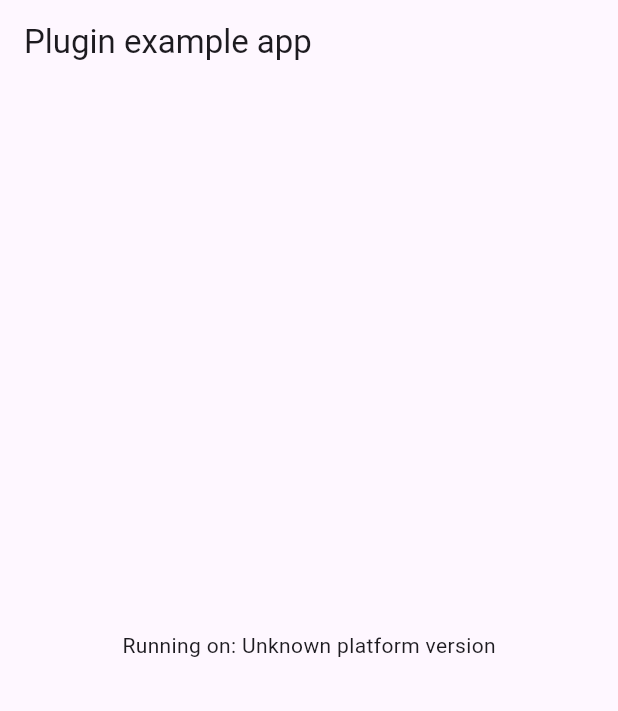
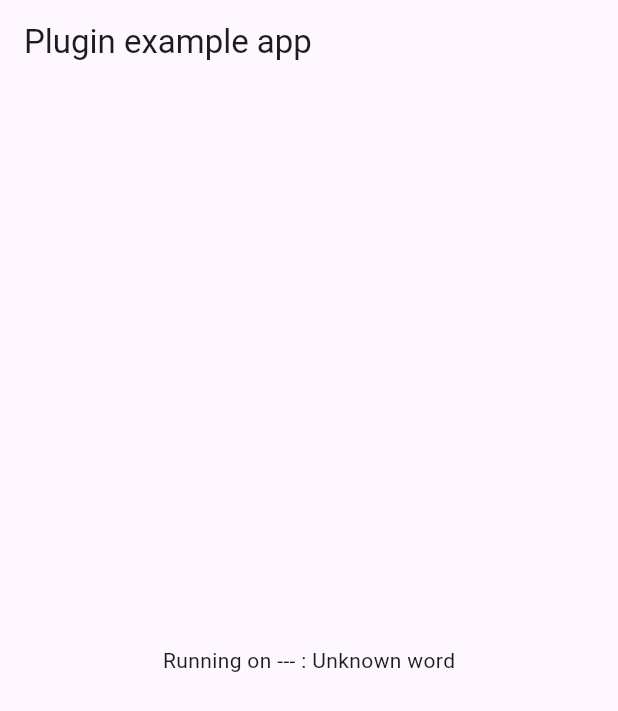
Before and after one commit to zhoushuren/wallet_plugin, a Flutter app: the screen it shows after launch, on a phone screen of 412 x 824 dp. Shown: the top 711 px of the screen. Run offline on Flutter 3.47's test engine with Material 3 defaults, Android fonts, the phone set to English and light mode, and no system bars; our stand-ins replace plugin_platform_interface.

```diff
--- a/example/lib/main.dart
+++ b/example/lib/main.dart
@@ -1,6 +1,6 @@
-import 'package:flutter/material.dart';
 import 'dart:async';
 
+import 'package:flutter/material.dart';
 import 'package:flutter/services.dart';
 import 'package:wallet_plugin/wallet_plugin.dart';
 
@@ -17,6 +17,8 @@ class MyApp extends StatefulWidget {
 
 class _MyAppState extends State<MyApp> {
   String _platformVersion = 'Unknown';
+  String _word = 'Unknown';
+
   final _walletPlugin = WalletPlugin();
 
   @override
@@ -28,13 +30,17 @@ class _MyAppState extends State<MyApp> {
   // Platform messages are asynchronous, so we initialize in an async method.
   Future<void> initPlatformState() async {
     String platformVersion;
+    String word;
+
     // Platform messages may fail, so we use a try/catch PlatformException.
     // We also handle the message potentially returning null.
     try {
-      platformVersion =
-          await _walletPlugin.getPlatformVersion() ?? 'Unknown platform version';
+      platformVersion = await _walletPlugin.getPlatformVersion() ??
+          'Unknown platform version';
+      word = await _walletPlugin.getMnemonic() ?? 'Unknown word';
     } on PlatformException {
       platformVersion = 'Failed to get platform version.';
+      word = 'Failed to get word.';
     }
 
     // If the widget was removed from the tree while the asynchronous platform
@@ -44,6 +50,7 @@ class _MyAppState extends State<MyApp> {
 
     setState(() {
       _platformVersion = platformVersion;
+      _word = word;
     });
   }
 
@@ -55,7 +62,7 @@ class _MyAppState extends State<MyApp> {
           title: const Text('Plugin example app'),
         ),
         body: Center(
-          child: Text('Running on: $_platformVersion\n'),
+          child: Text('Running on --- : ${_word}'),
         ),
       ),
     );
```
Also changed, not shown: 5 other files.
